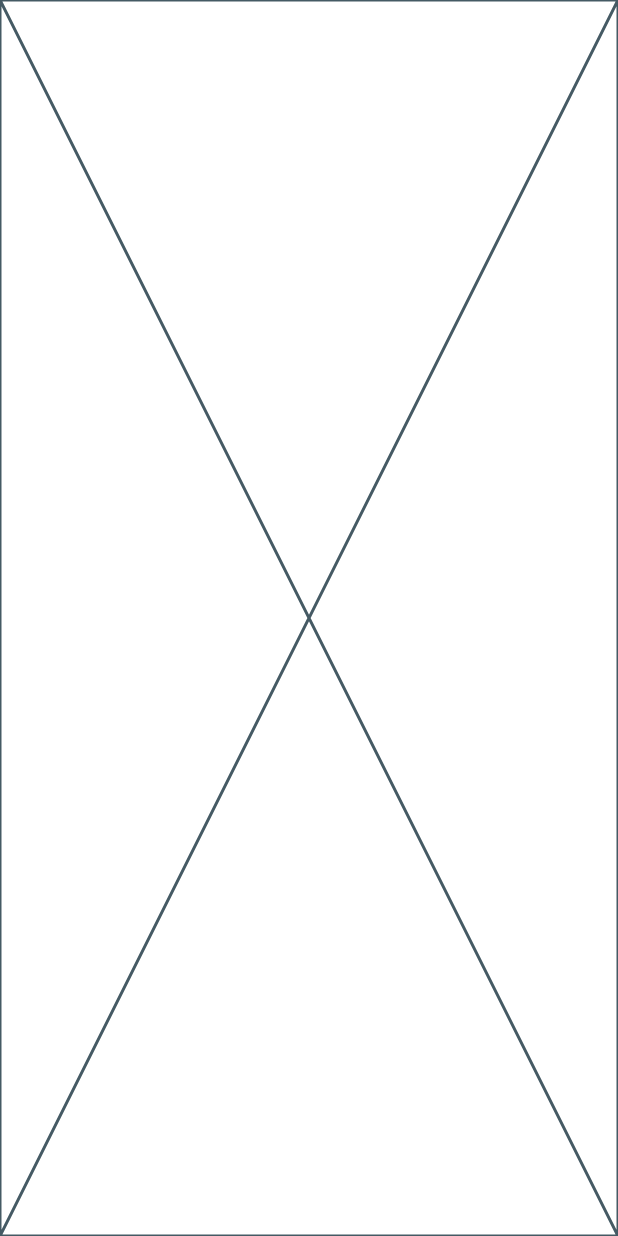
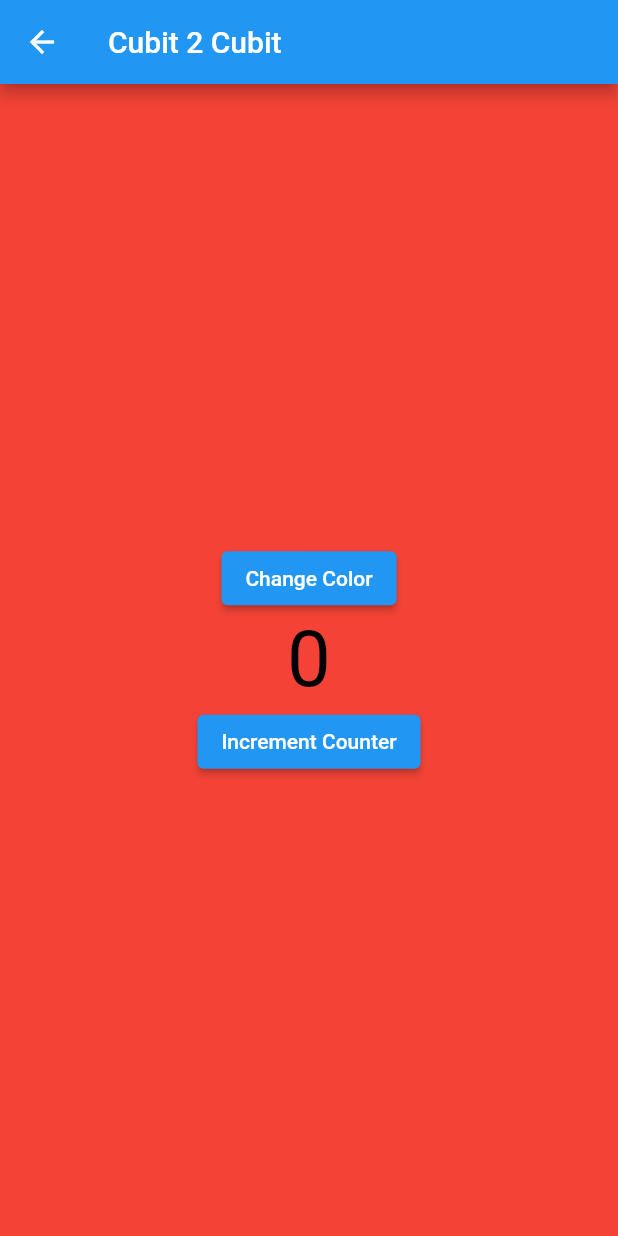
Before and after one commit to mshivkumar/flutter_bloc, a Flutter app: the screen it shows after launch, after a tap on "Cubit-2-Cubit", on a phone screen of 412 x 824 dp. Run offline on Flutter 3.47's test engine with Material 2 defaults, Android fonts, the phone set to English and light mode, and no system bars; our stand-ins replace bloc, equatable, flutter_bloc.

Commit message:
added cubit 2 cubit

```diff
--- /dev/null
+++ b/lib/Cubit-2-Cubit-Communication/cubit/color/color_cubit.dart
@@ -0,0 +1,23 @@
+import 'dart:ui';
+
+import 'package:bloc/bloc.dart';
+import 'package:equatable/equatable.dart';
+import 'package:flutter/material.dart';
+
+part 'color_state.dart';
+
+class ColorCubit extends Cubit<ColorState> {
+  ColorCubit() : super(ColorState.initial());
+
+  void changeColor() {
+    if (state.color == Colors.red) {
+      emit(state.copyWith(color: Colors.green));
+    } else if (state.color == Colors.green) {
+      emit(state.copyWith(color: Colors.blue));
+    } else if (state.color == Colors.blue) {
+      emit(state.copyWith(color: Colors.black));
+    } else if (state.color == Colors.black) {
+      emit(state.copyWith(color: Colors.red));
+    }
+  }
+}
--- /dev/null
+++ b/lib/Cubit-2-Cubit-Communication/cubit/color/color_state.dart
@@ -0,0 +1,55 @@
+part of 'color_cubit.dart';
+
+class ColorState extends Equatable {
+  final Color color;
+
+  @override
+  List<Object> get props => [color];
+
+//<editor-fold desc="Data Methods">
+
+  const ColorState({
+    required this.color,
+  });
+
+  factory ColorState.initial() {
+    return const ColorState(color: Colors.red);
+  }
+
+  @override
+  bool operator ==(Object other) =>
+      identical(this, other) ||
+      (other is ColorState &&
+          runtimeType == other.runtimeType &&
+          color == other.color);
+
+  @override
+  int get hashCode => color.hashCode;
+
+  @override
+  String toString() {
+    return 'ColorState{ color: $color,}';
+  }
+
+  ColorState copyWith({
+    Color? color,
+  }) {
+    return ColorState(
+      color: color ?? this.color,
+    );
+  }
+
+  Map<String, dynamic> toMap() {
+    return {
+      'color': color,
+    };
+  }
+
+  factory ColorState.fromMap(Map<String, dynamic> map) {
+    return ColorState(
+      color: map['color'] as Color,
+    );
+  }
+
+//</editor-fold>
+}
--- /dev/null
+++ b/lib/Cubit-2-Cubit-Communication/cubit/color_counter/color_counter_cubit.dart
@@ -0,0 +1,34 @@
+import 'dart:async';
+
+import 'package:bloc/bloc.dart';
+import 'package:equatable/equatable.dart';
+import 'package:flutter/material.dart';
+
+import '../color/color_cubit.dart';
+
+part 'color_counter_state.dart';
+
+class ColorCounterCubit extends Cubit<ColorCounterState> {
+  int incrementCounter = 0;
+  final ColorCubit colorCubit;
+  late StreamSubscription streamSubscription;
+
+  ColorCounterCubit({required this.colorCubit})
+      : super(ColorCounterState.initial()) {
+    streamSubscription = colorCubit.stream.listen((colorCubitState) {
+      if (colorCubitState.color == Colors.red) {
+        incrementCounter = 1;
+      } else if (colorCubitState.color == Colors.green) {
+        incrementCounter = 10;
+      } else if (colorCubitState.color == Colors.blue) {
+        incrementCounter = 100;
+      } else if (colorCubitState.color == Colors.black) {
+        incrementCounter = -100;
+      }
+    });
+  }
+
+  void incrementColorCounter() {
+    emit(state.copyWith(counter: state.counter + incrementCounter));
+  }
+}
--- /dev/null
+++ b/lib/Cubit-2-Cubit-Communication/cubit/color_counter/color_counter_state.dart
@@ -0,0 +1,55 @@
+part of 'color_counter_cubit.dart';
+
+class ColorCounterState extends Equatable {
+  final int counter;
+
+  @override
+  List<Object> get props => [counter];
+
+//<editor-fold desc="Data Methods">
+
+  const ColorCounterState({
+    required this.counter,
+  });
+
+  factory ColorCounterState.initial() {
+    return const ColorCounterState(counter: 0);
+  }
+
+  @override
+  bool operator ==(Object other) =>
+      identical(this, other) ||
+      (other is ColorCounterState &&
+          runtimeType == other.runtimeType &&
+          counter == other.counter);
+
+  @override
+  int get hashCode => counter.hashCode;
+
+  @override
+  String toString() {
+    return 'ColorCounterState{ counter: $counter,}';
+  }
+
+  ColorCounterState copyWith({
+    int? counter,
+  }) {
+    return ColorCounterState(
+      counter: counter ?? this.counter,
+    );
+  }
+
+  Map<String, dynamic> toMap() {
+    return {
+      'counter': counter,
+    };
+  }
+
+  factory ColorCounterState.fromMap(Map<String, dynamic> map) {
+    return ColorCounterState(
+      counter: map['counter'] as int,
+    );
+  }
+
+//</editor-fold>
+}
--- a/lib/Cubit-2-Cubit-Communication/screens/cubit_communication_home_page.dart
+++ b/lib/Cubit-2-Cubit-Communication/screens/cubit_communication_home_page.dart
@@ -1,11 +1,47 @@
 import 'package:flutter/material.dart';
+import 'package:flutter_bloc/flutter_bloc.dart';
+import 'package:testapp/Cubit-2-Cubit-Communication/cubit/color_counter/color_counter_cubit.dart';
+
+import '../cubit/color/color_cubit.dart';
 
 class CubitCommunicationHomePage extends StatelessWidget {
   static const routeName = '/cubit-communication-home-page';
+
   const CubitCommunicationHomePage({Key? key}) : super(key: key);
 
   @override
   Widget build(BuildContext context) {
-    return const Placeholder();
+    return Scaffold(
+      backgroundColor: context.watch<ColorCubit>().state.color,
+      appBar: AppBar(
+        title: const Text('Cubit 2 Cubit'),
+      ),
+      body: Center(
+        child: Column(
+          mainAxisSize: MainAxisSize.max,
+          mainAxisAlignment: MainAxisAlignment.center,
+          children: [
+            ElevatedButton(
+                onPressed: () {
+                  context.read<ColorCubit>().changeColor();
+                },
+                child: const Text('Change Color')),
+            Text(
+              '${context.watch<ColorCounterCubit>().state.counter}',
+              style: TextStyle(
+                  fontSize: 52,
+                  color: context.read<ColorCubit>().state.color == Colors.black
+                      ? Colors.white
+                      : Colors.black),
+            ),
+            ElevatedButton(
+                onPressed: () {
+                  context.read<ColorCounterCubit>().incrementColorCounter();
+                },
+                child: const Text('Increment Counter')),
+          ],
+        ),
+      ),
+    );
   }
 }
--- a/lib/main.dart
+++ b/lib/main.dart
@@ -1,6 +1,7 @@
 import 'package:flutter/material.dart';
 import 'package:flutter_bloc/flutter_bloc.dart';
 import 'package:testapp/Counter-Bloc/bloc/counter/counter_bloc.dart';
+import 'package:testapp/Cubit-2-Cubit-Communication/cubit/color/color_cubit.dart';
 import 'package:testapp/Cubit-2-Cubit-Communication/screens/cubit_communication_home_page.dart';
 import 'package:testapp/Theme-Bloc/screens/theme_bloc_home_page.dart';
 import 'package:testapp/Theme-Cubit/screens/theme_cubit_home_page.dart';
@@ -8,6 +9,7 @@ import 'package:testapp/Theme-Cubit/screens/theme_cubit_home_page.dart';
 import 'Counter-Bloc/screens/counter_bloc_home_page.dart';
 import 'Counter-Cubit/cubits/counter/counter_cubit.dart';
 import 'Counter-Cubit/screens/counter_cubit_home_page.dart';
+import 'Cubit-2-Cubit-Communication/cubit/color_counter/color_counter_cubit.dart';
 import 'Theme-Bloc/bloc/theme/theme_bloc.dart' as themeBloc;
 import 'Theme-Cubit/cubit/theme/theme_cubit.dart';
 import 'home_page.dart';
@@ -28,6 +30,10 @@ class MyApp extends StatelessWidget {
         BlocProvider(create: (context) => CounterBloc()),
         BlocProvider(create: (context) => ThemeCubit()),
         BlocProvider(create: (context) => themeBloc.ThemeBloc()),
+        BlocProvider(create: (context) => ColorCubit()),
+        BlocProvider(
+            create: (context) =>
+                ColorCounterCubit(colorCubit: context.read<ColorCubit>())),
       ],
       child: Builder(builder: (context) {
         return MaterialApp(
```
